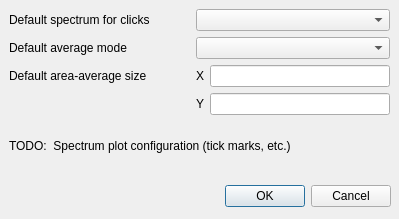
Old version of the form src/gui/spectrum_plot_config.ui in the repository Ehlmann-research-group/WISER.
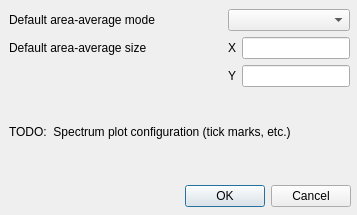
New version of the form.

Commit message:
More spectrum context-menu functionality
Most of the context menu operations in the spectrum-list tree widget are
now functional.  This includes showing and hiding individual spectra,
showing and hiding all spectra in a group, unloading spectral libraries,
clearing the collected spectra, deleting individual spectra, and editing
the active or collected spectrum information.

The main feature that remains to be added is saving the collected
spectra to a file.

Diff of the .ui file:
```diff
--- a/src/gui/spectrum_plot_config.ui
+++ b/src/gui/spectrum_plot_config.ui
@@ -6,8 +6,8 @@
    <rect>
     <x>0</x>
     <y>0</y>
-    <width>399</width>
-    <height>219</height>
+    <width>357</width>
+    <height>215</height>
    </rect>
   </property>
   <property name="windowTitle">
@@ -18,7 +18,7 @@
     <rect>
      <x>10</x>
      <y>180</y>
-     <width>381</width>
+     <width>341</width>
      <height>32</height>
     </rect>
    </property>
@@ -34,19 +34,25 @@
     <rect>
      <x>9</x>
      <y>9</y>
-     <width>381</width>
+     <width>341</width>
      <height>161</height>
     </rect>
    </property>
-   <layout class="QGridLayout" name="grid_layout" columnstretch="1,0,1">
-    <item row="0" column="1" colspan="2">
-     <widget class="QComboBox" name="combobox_spectrum_type">
-      <property name="currentText">
-       <string/>
+   <layout class="QGridLayout" name="grid_layout" columnstretch="1,0,0">
+    <item row="2" column="2">
+     <widget class="QLineEdit" name="lineedit_area_avg_y"/>
+    </item>
+    <item row="3" column="0" colspan="3">
+     <widget class="QLabel" name="label_placeholder">
+      <property name="text">
+       <string>TODO:  Spectrum plot configuration (tick marks, etc.)</string>
       </property>
      </widget>
     </item>
-    <item row="3" column="1">
+    <item row="1" column="2">
+     <widget class="QLineEdit" name="lineedit_area_avg_x"/>
+    </item>
+    <item row="2" column="1">
      <widget class="QLabel" name="label_area_avg_y">
       <property name="text">
        <string>Y</string>
@@ -56,7 +62,10 @@
       </property>
      </widget>
     </item>
-    <item row="2" column="0">
+    <item row="0" column="1" colspan="2">
+     <widget class="QComboBox" name="combobox_avg_mode"/>
+    </item>
+    <item row="1" column="0">
      <widget class="QLabel" name="label_area_avg">
       <property name="text">
        <string>Default area-average size</string>
@@ -66,7 +75,7 @@
       </property>
      </widget>
     </item>
-    <item row="2" column="1">
+    <item row="1" column="1">
      <widget class="QLabel" name="label_area_avg_x">
       <property name="text">
        <string>X</string>
@@ -76,42 +85,16 @@
       </property>
      </widget>
     </item>
-    <item row="2" column="2">
-     <widget class="QLineEdit" name="lineedit_area_avg_x"/>
-    </item>
-    <item row="3" column="2">
-     <widget class="QLineEdit" name="lineedit_area_avg_y"/>
-    </item>
     <item row="0" column="0">
-     <widget class="QLabel" name="label_spectrum_type">
-      <property name="text">
-       <string>Default spectrum for clicks</string>
-      </property>
-      <property name="buddy">
-       <cstring>combobox_spectrum_type</cstring>
-      </property>
-     </widget>
-    </item>
-    <item row="4" column="0" colspan="3">
-     <widget class="QLabel" name="label_placeholder">
-      <property name="text">
-       <string>TODO:  Spectrum plot configuration (tick marks, etc.)</string>
-      </property>
-     </widget>
-    </item>
-    <item row="1" column="0">
      <widget class="QLabel" name="label_avg_mode">
       <property name="text">
-       <string>Default average mode</string>
+       <string>Default area-average mode</string>
       </property>
       <property name="buddy">
        <cstring>combobox_avg_mode</cstring>
       </property>
      </widget>
     </item>
-    <item row="1" column="1" colspan="2">
-     <widget class="QComboBox" name="combobox_avg_mode"/>
-    </item>
    </layout>
   </widget>
  </widget>
```
Left out of the diff: 1 changed line with no effect on the pictures. The commit also changes 4 other files.
